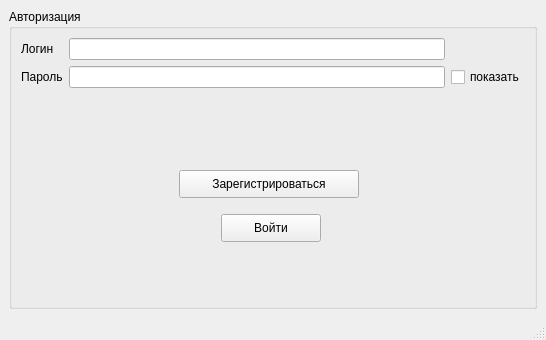
This is ui/graphic/login_window.ui in yurij-lyubskij/goto_chat as Qt 5 draws it before an edit. The edited form follows.
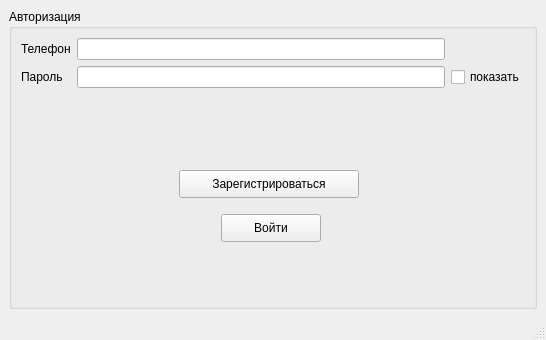
This is the edited form.

The edit to the form file:
```diff
--- a/ui/graphic/login_window.ui
+++ b/ui/graphic/login_window.ui
@@ -91,7 +91,7 @@
            <item row="0" column="0">
             <widget class="QLabel" name="label">
              <property name="text">
-              <string>Логин</string>
+              <string>Телефон</string>
              </property>
             </widget>
            </item>
```
Left out of the diff: 2 changed lines with no effect on the pictures.
